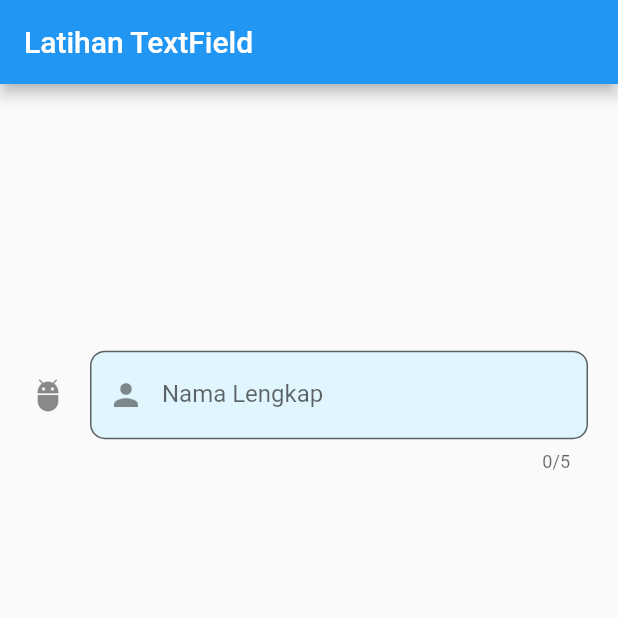
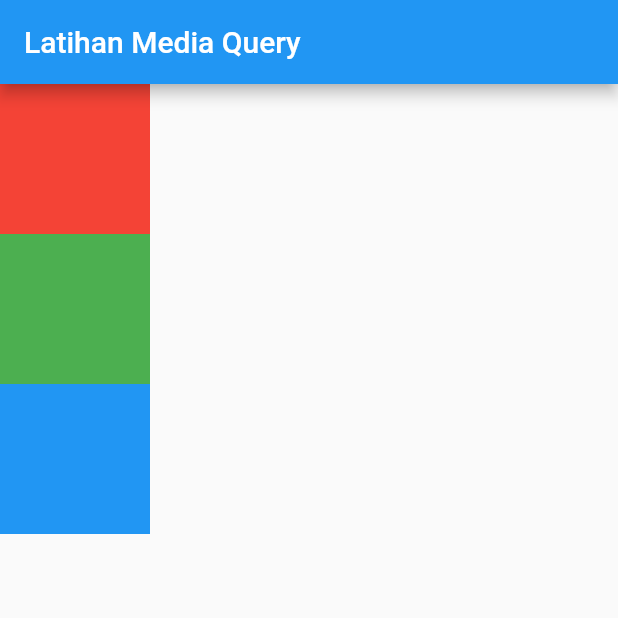
Before and after one commit to dsjtx/Belajar-Flutter, a Flutter app: the screen it shows after launch, on a phone screen of 412 x 824 dp, the top half of it. Run offline on Flutter 3.47's test engine with Material 2 defaults, Android fonts, the phone set to English and light mode, and no system bars.

Commit message:
Latihan MediaQuery

```diff
--- a/lib/main.dart
+++ b/lib/main.dart
@@ -2,52 +2,42 @@ import 'package:flutter/material.dart';
 
 void main() => runApp(MyApp());
 
-class MyApp extends StatefulWidget {
-  @override
-  _MyAppState createState() => _MyAppState();
-}
-
-class _MyAppState extends State<MyApp> {
-  TextEditingController controller = TextEditingController();
-
+class MyApp extends StatelessWidget {
   @override
   Widget build(BuildContext context) {
     return MaterialApp(
-      home: Scaffold(
-        appBar: AppBar(
-          title: Text("Latihan TextField"),
-        ),
-        body: Container(
-          margin: EdgeInsets.all(20),
-          child: Column(
-            mainAxisAlignment: MainAxisAlignment.spaceAround,
-            children: <Widget>[
-              TextField(
-                // obscureText: true,
-                decoration: InputDecoration(
-                  fillColor: Colors.lightBlue[50],
-                  filled: true,
-                  icon: Icon(Icons.adb),
-                  suffix: Container(width: 5, height: 5, color: Colors.red,),
-                  prefixIcon: Icon(Icons.person),
-                  // prefixText: "Name : ",
-                  prefixStyle: TextStyle(color: Colors.blue, fontWeight: FontWeight.w600),
-                  labelText: "Nama Lengkap",
-                  hintText: "Nama Lengkap Anda",
-                  hintStyle: TextStyle(fontSize: 12),
-                  border: OutlineInputBorder(borderRadius: BorderRadius.circular(10)),
-                ),
-                maxLength: 5,
-                onChanged: (value) {
-                  setState(() {});
-                },
-                controller: controller,
-              ),
-              Text(controller.text),
-            ],
-          ),
-        ),
-      ),
+      home: MainPage(),
     );
   }
 }
+
+class MainPage extends StatelessWidget {
+  @override
+  Widget build(BuildContext context) {
+    return Scaffold(
+      appBar: AppBar(title: Text("Latihan Media Query")),
+      body: (MediaQuery.of(context).orientation == Orientation.portrait) ?
+      Column(
+        children: generateContainer(),
+      ) :
+      Row(
+        children: generateContainer(),
+      ),
+      // body: Container(
+      //   color: Colors.red,
+      //   width: MediaQuery.of(context).size.width / 3,
+      //   height: MediaQuery.of(context).size.height / 2,
+      // ),
+    );
+  }
+
+  // (syarat) ? kalau bener : kalau salah
+
+  List<Widget> generateContainer() {
+    return <Widget>[
+        Container(color: Colors.red, width: 100, height: 100,),
+        Container(color: Colors.green, width: 100, height: 100,),
+        Container(color: Colors.blue, width: 100, height: 100,),
+      ];
+  }
+}
```
